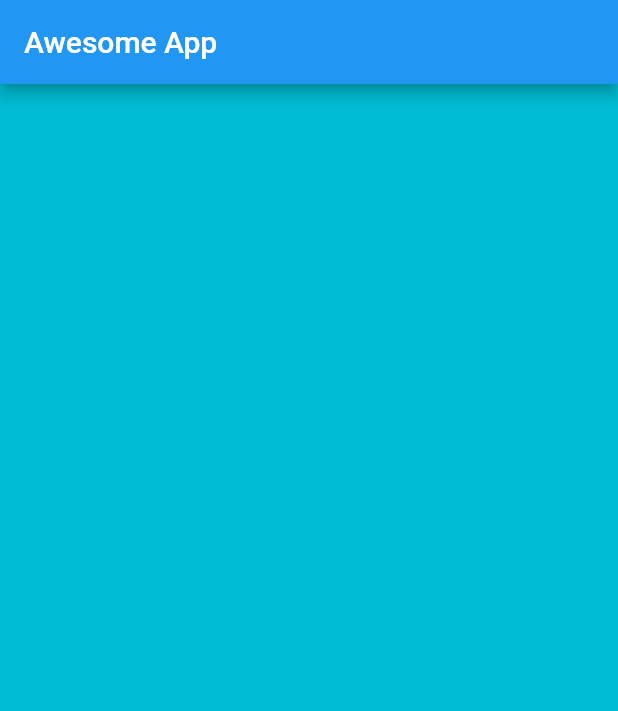
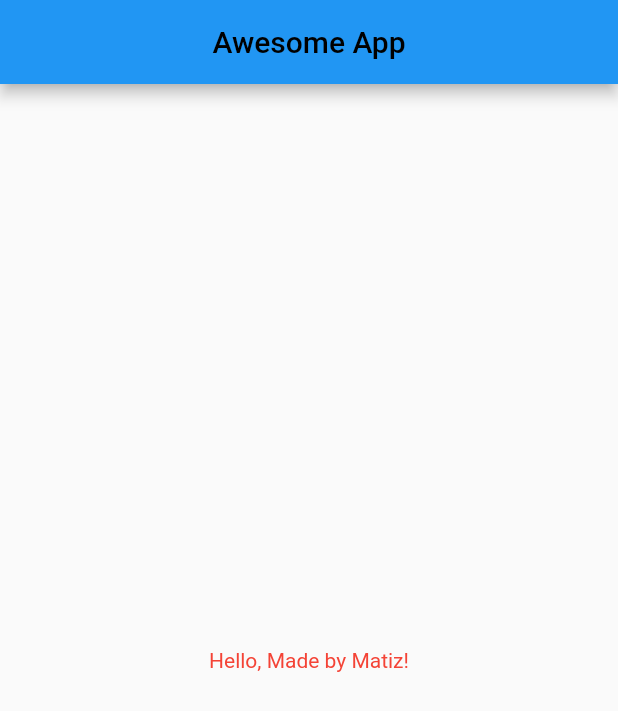
Before and after one commit to Matiz009/flutter_app, a Flutter app: the screen it shows after launch, on a phone screen of 412 x 824 dp. Shown: the top 711 px of the screen. Run offline on Flutter 3.47's test engine with Material 2 defaults, Android fonts, the phone set to English and light mode, and no system bars.

Commit message:
some changes

```diff
--- a/firstapp/lib/main.dart
+++ b/firstapp/lib/main.dart
@@ -1,23 +1,34 @@
 import 'package:flutter/material.dart';
+
 void main(){
   runApp(const MaterialApp(
     title: "Awesome App",
-    home: HomePage(),
+    home: FirstApp(),
   ));
 }
-class HomePage extends StatelessWidget {
-  const HomePage({super.key});
+
+class FirstApp extends StatelessWidget {
+  const FirstApp({super.key});
 
 
   @override
   Widget build(BuildContext context) {
     return Scaffold(
       appBar: AppBar(
-        title:const Text("Awesome App"),
+        title: const Center(
+          child: Text(
+            'Awesome App',
+            style: TextStyle(color: Colors.black),
+          ),
+        ),
       ),
-      body: Container(
-        color:Colors.cyan,
+      body: const Center(
+        child: Text(
+          'Hello, Made by Matiz!',
+          style: TextStyle(color: Colors.red),
+        ),
       ),
+
     );
   }
 }
```
Also changed, not shown: firstapp/lib/first_screen.dart (+5 -6 lines), firstapp/lib/third_screen.dart (added, +15 -0 lines).
